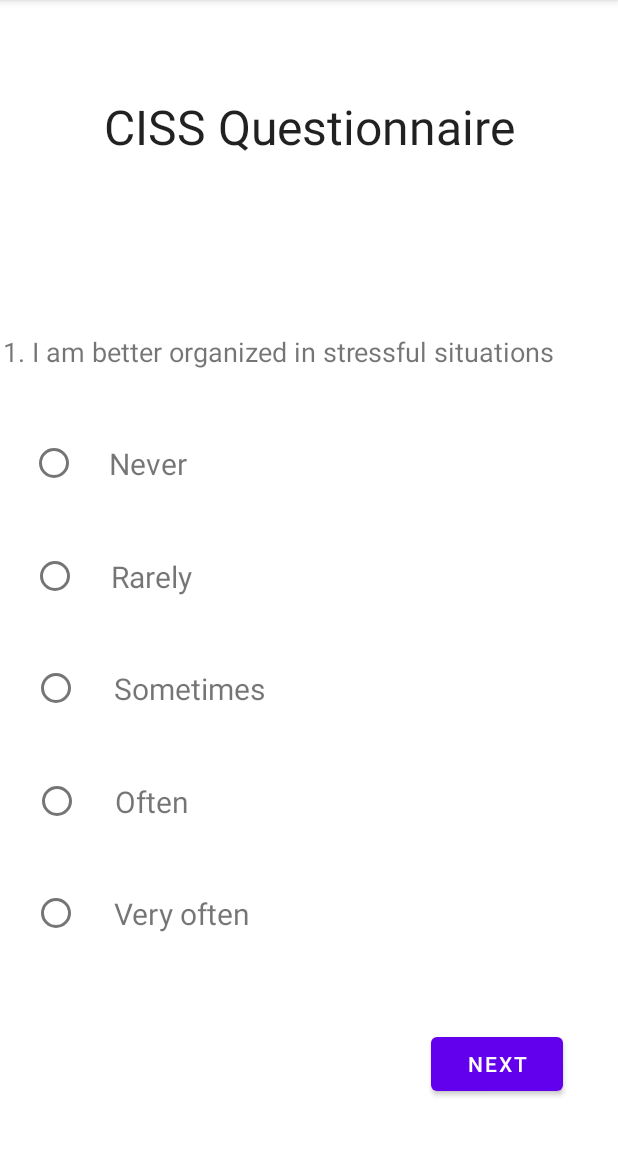
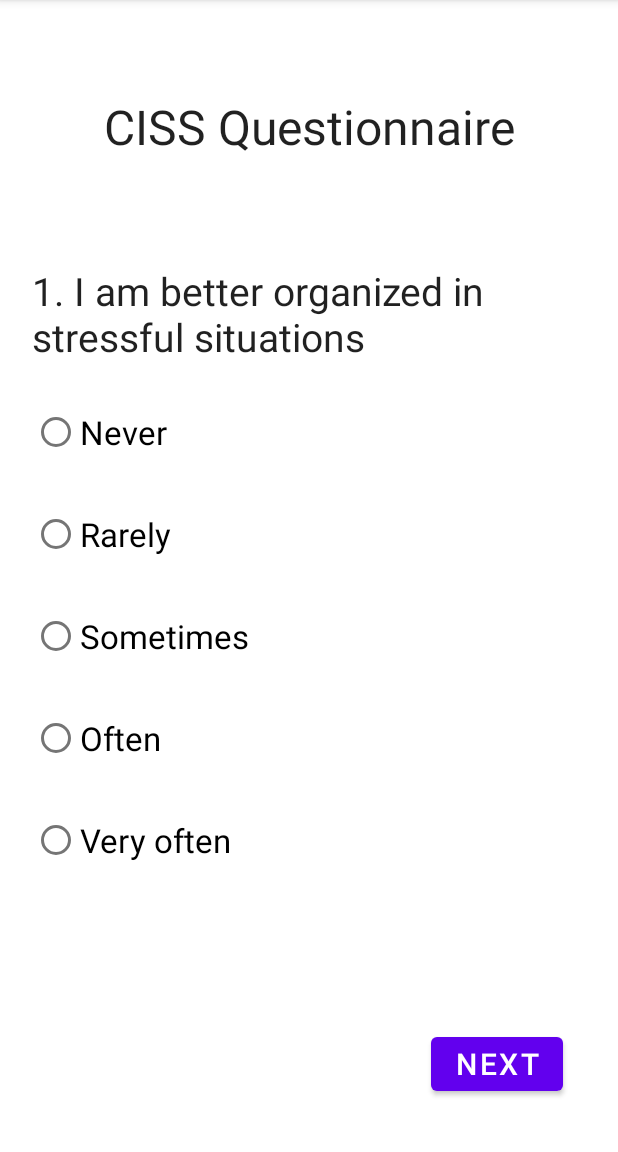
Before and after one commit to BoberKrzysztof/ProjectZPAM, an Android app: the Activity_CISS screen opened directly, with no data from a screen before it, on a phone screen of 412 x 824 dp, the part 84-1236 px from its top. Run offline under Robolectric (Android 15) with nearby library versions, the phone set to English and light mode, and no system bars.

Commit message:
działający CISS test

```diff
--- a/app/src/main/java/com/example/drivertestapp/Activity_CISS.kt
+++ b/app/src/main/java/com/example/drivertestapp/Activity_CISS.kt
@@ -2,10 +2,84 @@ package com.example.drivertestapp
 
 import androidx.appcompat.app.AppCompatActivity
 import android.os.Bundle
+import android.widget.Button
+import android.widget.RadioButton
+import android.widget.TextView
+import android.widget.Toast
 
 class Activity_CISS : AppCompatActivity() {
     override fun onCreate(savedInstanceState: Bundle?) {
         super.onCreate(savedInstanceState)
         setContentView(R.layout.activity__c_i_s_s)
+
+        val next = findViewById<Button>(R.id.CISS_next)
+        val answ1 = findViewById<RadioButton>(R.id.CISS1)
+        val answ2 = findViewById<RadioButton>(R.id.CISS2)
+        val answ3 = findViewById<RadioButton>(R.id.CISS3)
+        val answ4 = findViewById<RadioButton>(R.id.CISS4)
+        val answ5 = findViewById<RadioButton>(R.id.CISS5)
+        val question = findViewById<TextView>(R.id.question)
+
+        val question_list = arrayOf(
+            "1. I am better organized in stressful situations",
+            "2. I can manage my time better in a stressful situation",
+            "3. In a stressful situation, I like to be alone",
+            "4. In a stressful situation, I prefer to be among people",
+            "5. In stressful situations, I often explode with anger",
+            "6. I can focus in a stressful situation",
+            "7. In a stressful situation, I shut myself off",
+            "8. In a stressful situation, I blame myself for failures",
+            "9. In a stressful situation, I think of the better old days",
+            "10. Maintains a sober mind in stressful situations",
+            "11. I can make decisions in stressful situations",
+            "12. I eat more than usual in stressful situations",
+            "13. In a stressful situation, I can't sleep",
+            "14. In a stressful situation, I have health problems",
+            "15. In a stressful situation, I don't worry about",
+            "16. In a stressful situation, I avoid difficult topics",
+            "17. In a stressful situation, I reach out to friends for advice",
+            "18. I get depressed in stressful situations"
+        )
+        val answers_list = ArrayList<String>()
+
+        var i = 0
+
+
+        next.setOnClickListener{
+            if (answ1.isChecked){
+                answers_list.add(question_list[i] + "\n" + answ1.text)
+                i++
+                question.setText(question_list[i])
+                answ1.setChecked(false)
+            }
+            else if (answ2.isChecked){
+                answers_list.add(question_list[i] + "\n" + answ2.text)
+                i++
+                question.setText(question_list[i])
+                answ2.setChecked(false)
+            }
+            else if (answ3.isChecked){
+                answers_list.add(question_list[i] + "\n" + answ3.text)
+                i++
+                question.setText(question_list[i])
+                answ3.setChecked(false)
+            }
+            else if (answ4.isChecked){
+                answers_list.add(question_list[i] + "\n" + answ4.text)
+                i++
+                question.setText(question_list[i])
+                answ4.setChecked(false)
+            }
+            else if (answ5.isChecked){
+                answers_list.add(question_list[i] + "\n" + answ5.text)
+                i++
+                question.setText(question_list[i])
+                answ5.setChecked(false)
+            }
+            else{
+                Toast.makeText(this, "Please enter your answer", Toast.LENGTH_SHORT).show()
+            }
+
+            }
+        }
     }
-}
--- a/app/src/main/res/layout/activity__c_i_s_s.xml
+++ b/app/src/main/res/layout/activity__c_i_s_s.xml
@@ -5,45 +5,6 @@
     android:layout_width="match_parent"
     android:layout_height="match_parent"
     tools:context=".Activity_CISS">
-
-    <TextView
-        android:id="@+id/textView26"
-        android:layout_width="wrap_content"
-        android:layout_height="wrap_content"
-        android:layout_marginTop="450dp"
-        android:layout_marginEnd="170dp"
-        android:text="Very often"
-        android:textSize="20sp"
-        app:layout_constraintBottom_toBottomOf="parent"
-        app:layout_constraintEnd_toEndOf="parent"
-        app:layout_constraintStart_toStartOf="parent"
-        app:layout_constraintTop_toTopOf="parent" />
-
-    <TextView
-        android:id="@+id/textView28"
-        android:layout_width="wrap_content"
-        android:layout_height="wrap_content"
-        android:layout_marginTop="300dp"
-        android:layout_marginEnd="210dp"
-        android:text="Often"
-        android:textSize="20sp"
-        app:layout_constraintBottom_toBottomOf="parent"
-        app:layout_constraintEnd_toEndOf="parent"
-        app:layout_constraintStart_toStartOf="parent"
-        app:layout_constraintTop_toTopOf="parent" />
-
-    <TextView
-        android:id="@+id/textView27"
-        android:layout_width="wrap_content"
-        android:layout_height="wrap_content"
-        android:layout_marginEnd="215dp"
-        android:layout_marginBottom="150dp"
-        android:text="Never"
-        android:textSize="20sp"
-        app:layout_constraintBottom_toBottomOf="parent"
-        app:layout_constraintEnd_toEndOf="parent"
-        app:layout_constraintStart_toStartOf="parent"
-        app:layout_constraintTop_toTopOf="parent" />
 
     <TextView
         android:id="@+id/textView19"
@@ -60,37 +21,12 @@
         app:layout_constraintTop_toTopOf="parent" />
 
     <Button
-        android:id="@+id/button"
+        android:id="@+id/CISS_next"
         android:layout_width="wrap_content"
         android:layout_height="wrap_content"
         android:layout_marginStart="250dp"
         android:layout_marginTop="650dp"
         android:text="Next"
-        app:layout_constraintBottom_toBottomOf="parent"
-        app:layout_constraintEnd_toEndOf="parent"
-        app:layout_constraintStart_toStartOf="parent"
-        app:layout_constraintTop_toTopOf="parent" />
-
-    <TextView
-        android:id="@+id/textView21"
-        android:layout_width="wrap_content"
-        android:layout_height="wrap_content"
-        android:layout_marginEnd="40dp"
-        android:layout_marginBottom="300dp"
-        android:text="1. I am better organized in stressful situations"
-        android:textAlignment="textStart"
-        android:textSize="18sp"
-        app:layout_constraintBottom_toBottomOf="parent"
-        app:layout_constraintEnd_toEndOf="parent"
-        app:layout_constraintStart_toStartOf="parent"
-        app:layout_constraintTop_toTopOf="parent" />
-
-    <TextView
-        android:id="@+id/textView24"
-        android:layout_width="wrap_content"
-        android:layout_height="wrap_content"
-        android:layout_marginEnd="210dp"
-        android:text="Rarely"
         android:textSize="20sp"
         app:layout_constraintBottom_toBottomOf="parent"
         app:layout_constraintEnd_toEndOf="parent"
@@ -98,65 +34,76 @@
         app:layout_constraintTop_toTopOf="parent" />
 
     <TextView
-        android:id="@+id/textView25"
-        android:layout_width="wrap_content"
+        android:id="@+id/question"
+        android:layout_width="370dp"
         android:layout_height="wrap_content"
-        android:layout_marginTop="150dp"
-        android:layout_marginEnd="160dp"
-        android:text="Sometimes"
-        android:textSize="20sp"
+        android:layout_marginBottom="350dp"
+        android:text="1. I am better organized in stressful situations"
+        android:textAlignment="textStart"
+        android:textAppearance="@style/TextAppearance.AppCompat.Body1"
+        android:textSize="26sp"
         app:layout_constraintBottom_toBottomOf="parent"
         app:layout_constraintEnd_toEndOf="parent"
         app:layout_constraintStart_toStartOf="parent"
         app:layout_constraintTop_toTopOf="parent" />
 
-    <RadioButton
-        android:id="@+id/radioButton7"
-        android:layout_width="33dp"
-        android:layout_height="50dp"
+    <RadioGroup
+        android:id="@+id/radioGroup"
+        android:layout_width="370dp"
+        android:layout_height="390dp"
+        android:layout_marginTop="150dp"
         app:layout_constraintBottom_toBottomOf="parent"
-        app:layout_constraintEnd_toStartOf="@+id/textView24"
+        app:layout_constraintEnd_toEndOf="parent"
         app:layout_constraintStart_toStartOf="parent"
-        app:layout_constraintTop_toTopOf="parent" />
+        app:layout_constraintTop_toTopOf="parent">
 
         <RadioButton
-        android:id="@+id/radioButton9"
-        android:layout_width="33dp"
-        android:layout_height="50dp"
-        android:layout_marginTop="300dp"
-        app:layout_constraintBottom_toBottomOf="parent"
-        app:layout_constraintEnd_toStartOf="@+id/textView28"
-        app:layout_constraintStart_toStartOf="parent"
-        app:layout_constraintTop_toTopOf="parent" />
+            android:id="@+id/CISS1"
+            android:layout_width="200dp"
+            android:layout_height="wrap_content"
+            android:layout_marginEnd="200dp"
+            android:layout_marginBottom="20dp"
+            android:text="Never"
+            android:textSize="22sp" />
 
         <RadioButton
-        android:id="@+id/radioButton11"
-        android:layout_width="33dp"
-        android:layout_height="50dp"
-        android:layout_marginBottom="150dp"
-        app:layout_constraintBottom_toBottomOf="parent"
-        app:layout_constraintEnd_toStartOf="@+id/textView27"
-        app:layout_constraintStart_toStartOf="parent"
-        app:layout_constraintTop_toTopOf="parent" />
+            android:id="@+id/CISS2"
+            android:layout_width="200dp"
+            android:layout_height="wrap_content"
+            android:layout_marginEnd="200dp"
+            android:layout_marginBottom="20dp"
+            android:text="Rarely"
+            android:textSize="22sp" />
 
         <RadioButton
-        android:id="@+id/radioButton8"
-        android:layout_width="33dp"
-        android:layout_height="50dp"
-        android:layout_marginTop="150dp"
-        app:layout_constraintBottom_toBottomOf="parent"
-        app:layout_constraintEnd_toStartOf="@+id/textView25"
-        app:layout_constraintStart_toStartOf="parent"
-        app:layout_constraintTop_toTopOf="parent" />
+            android:id="@+id/CISS3"
+            android:layout_width="200dp"
+            android:layout_height="wrap_content"
+            android:layout_marginTop="0dp"
+            android:layout_marginEnd="200dp"
+            android:layout_marginBottom="20dp"
+            android:text="Sometimes"
+            android:textSize="22sp" />
 
         <RadioButton
-        android:id="@+id/radioButton10"
-        android:layout_width="33dp"
-        android:layout_height="50dp"
-        android:layout_marginTop="450dp"
-        app:layout_constraintBottom_toBottomOf="parent"
-        app:layout_constraintEnd_toStartOf="@+id/textView26"
-        app:layout_constraintStart_toStartOf="parent"
-        app:layout_constraintTop_toTopOf="parent" />
+            android:id="@+id/CISS4"
+            android:layout_width="200dp"
+            android:layout_height="wrap_content"
+            android:layout_marginTop="0dp"
+            android:layout_marginEnd="200dp"
+            android:layout_marginBottom="20dp"
+            android:text="Often"
+            android:textSize="22sp" />
+
+        <RadioButton
+            android:id="@+id/CISS5"
+            android:layout_width="200dp"
+            android:layout_height="wrap_content"
+            android:layout_marginTop="0dp"
+            android:layout_marginEnd="200dp"
+            android:text="Very often"
+            android:textSize="22sp" />
+
+    </RadioGroup>
 
 </androidx.constraintlayout.widget.ConstraintLayout>
--- a/app/src/main/res/layout/activity_tests_page.xml
+++ b/app/src/main/res/layout/activity_tests_page.xml
@@ -108,25 +108,9 @@
         android:layout_height="100dp"
         android:layout_marginStart="25dp"
         android:layout_marginTop="10dp"
-        android:layout_marginEnd="30dp"
         app:layout_constraintBottom_toBottomOf="parent"
-        app:layout_constraintEnd_toStartOf="@+id/progressBar6"
         app:layout_constraintStart_toStartOf="parent"
         app:layout_constraintTop_toBottomOf="@+id/Inteligence_test_button"
-        app:layout_constraintVertical_bias="0.0" />
-
-    <ProgressBar
-        android:id="@+id/progressBar6"
-        style="?android:attr/progressBarStyle"
-        android:layout_width="150dp"
-        android:layout_height="100dp"
-        android:layout_marginStart="30dp"
-        android:layout_marginTop="10dp"
-        android:layout_marginEnd="25dp"
-        app:layout_constraintBottom_toBottomOf="parent"
-        app:layout_constraintEnd_toEndOf="parent"
-        app:layout_constraintStart_toEndOf="@+id/progressBar4"
-        app:layout_constraintTop_toBottomOf="@+id/CISS_test_button"
         app:layout_constraintVertical_bias="0.0" />
 
     <TextView
@@ -171,8 +155,7 @@
         android:textSize="20sp"
         app:layout_constraintBottom_toBottomOf="parent"
         app:layout_constraintEnd_toEndOf="parent"
-        app:layout_constraintStart_toEndOf="@+id/textView4"
-        app:layout_constraintTop_toBottomOf="@+id/progressBar6" />
+        app:layout_constraintStart_toEndOf="@+id/textView4" />
 
     <TextView
         android:id="@+id/textView9"
--- a/app/src/main/res/values/colors.xml
+++ b/app/src/main/res/values/colors.xml
@@ -8,5 +8,5 @@
     <color name="black">#FF000000</color>
     <color name="white">#FFFFFFFF</color>
     <color name="red">#C60E0E</color>
-    <color name="green">#2B2B2B</color>
+    <color name="green">#05C50D</color>
 </resources>
```
Also changed, not shown: app/src/main/AndroidManifest.xml (+6 -4 lines). Lines whose indentation alone changed are shown as unchanged.
